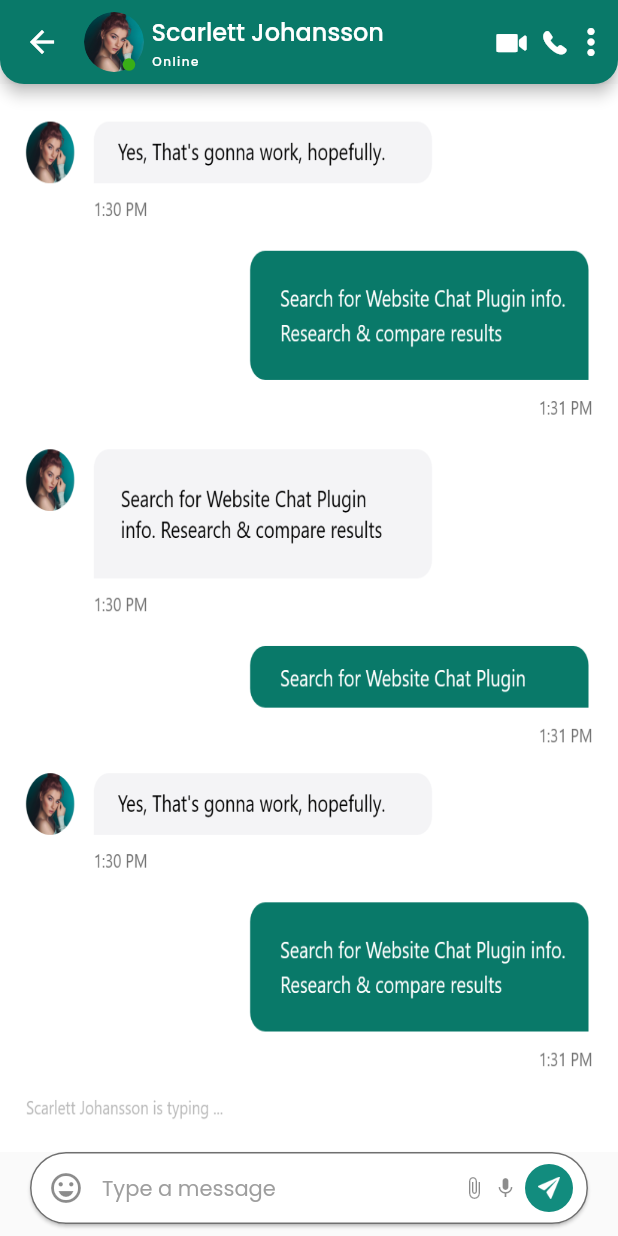
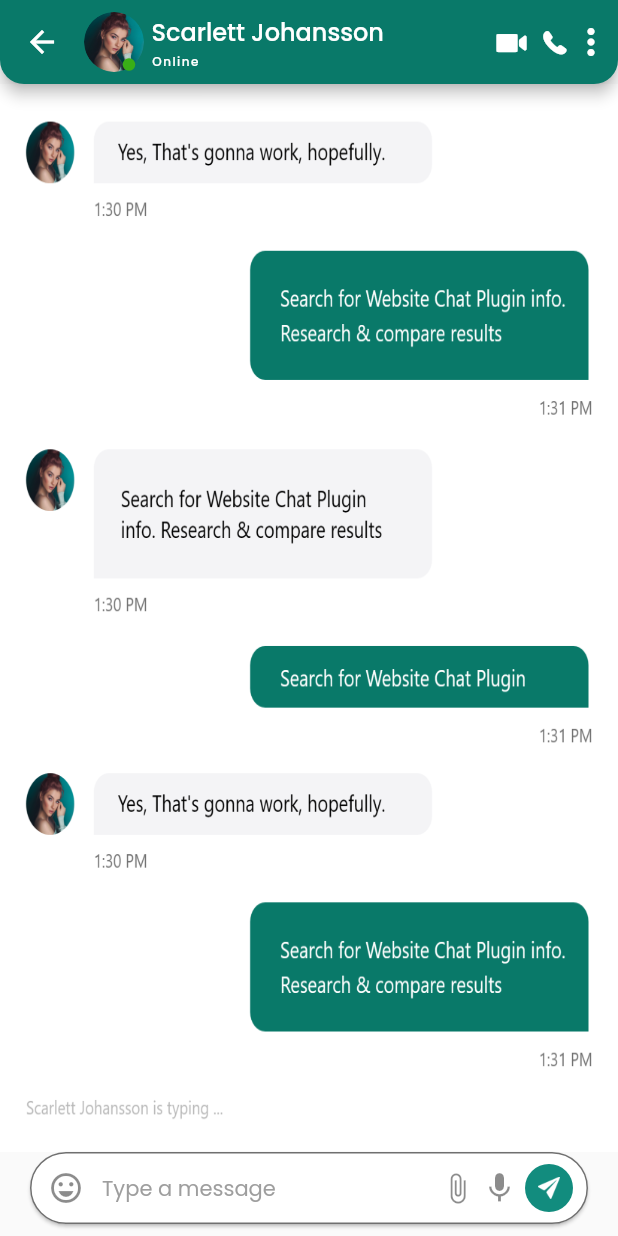
Before and after one commit to Jaydeep-Rathod1/afropeep, a Flutter app: the ChatDetailsScreen screen opened directly, on a phone screen of 412 x 824 dp. Run offline on Flutter 3.47's test engine with Material 2 defaults, Android fonts, the phone set to English and light mode, and no system bars; our stand-ins replace blur, emoji_picker_flutter, fluttertoast, google_fonts, page_transition; missing offline and left inert: dart:html; statements that could not run were skipped.

Commit message:
keyboard changes

```diff
--- a/lib/main.dart
+++ b/lib/main.dart
@@ -41,7 +41,7 @@ class MyApp extends StatelessWidget {
 
         ),
 
-        home: SplashScreen(),
+        home: HomeScreen(),
       ),
     );
   }
--- a/lib/screens/authentication_screens/phone_number_screen.dart
+++ b/lib/screens/authentication_screens/phone_number_screen.dart
@@ -15,7 +15,6 @@ class PhoneNumberScreen extends StatefulWidget {
   @override
   State<PhoneNumberScreen> createState() => _PhoneNumberScreenState();
 }
-
 class _PhoneNumberScreenState extends State<PhoneNumberScreen> {
   final TextEditingController _phoneNumberController = TextEditingController();
   String dropdownvalue = 'CA +1';
--- a/lib/screens/chat_screens/chat_details_screen.dart
+++ b/lib/screens/chat_screens/chat_details_screen.dart
@@ -1,6 +1,7 @@
 import 'package:afropeep/screens/chat_screens/audio_call_screen.dart';
 import 'package:afropeep/screens/chat_screens/video_call_screen.dart';
 import 'package:afropeep/widgets/custom_text.dart';
+import 'package:afropeep/widgets/input_widget.dart';
 import 'package:flutter/cupertino.dart';
 import 'package:flutter/material.dart';
 
@@ -164,7 +165,7 @@ class _ChatDetailsScreenState extends State<ChatDetailsScreen> {
               ),*/
               Expanded(
                   child: Image.asset('assets/images/conversation.png',fit: BoxFit.fill,)),
-              Align(
+              /*Align(
                 alignment: Alignment.bottomCenter,
                 child: Column(
                     mainAxisAlignment: MainAxisAlignment.end,
@@ -173,7 +174,6 @@ class _ChatDetailsScreenState extends State<ChatDetailsScreen> {
                         children: [
                           Container(
                             width: MediaQuery.of(context).size.width ,
-
                             child: Card(
                               margin: EdgeInsets.only(
                                   left: 20, right: 20, bottom: 8),
@@ -296,7 +296,8 @@ class _ChatDetailsScreenState extends State<ChatDetailsScreen> {
                       Container(),
                     ],
                   ),
-                ),
+                ),*/
+                InputWidget()
 
             ],
           ),
--- /dev/null
+++ b/lib/widgets/input_widget.dart
@@ -0,0 +1,296 @@
+
+import 'dart:html';
+import 'dart:io';
+
+import 'package:afropeep/resouces/color_resources.dart';
+import 'package:emoji_picker_flutter/emoji_picker_flutter.dart';
+import 'package:flutter/material.dart';
+
+class InputWidget extends StatefulWidget {
+  @override
+  State<InputWidget> createState() => _InputWidgetState();
+}
+
+class _InputWidgetState extends State<InputWidget> {
+  bool show = false;
+  FocusNode focusNode = FocusNode();
+  bool sendButton = false;
+  List messages = [];
+  TextEditingController _inputKeyboradController = TextEditingController();
+  ScrollController _scrollController = ScrollController();
+  bool emojiShowing = false;
+  @override
+  void initState() {
+    // TODO: implement initState
+    super.initState();
+    focusNode.addListener(() {
+      if (focusNode.hasFocus) {
+        setState(() {
+          show = false;
+        });
+      }
+    });
+  }
+
+  @override
+  Widget build(BuildContext context) {
+    return Align(
+      alignment: Alignment.bottomCenter,
+      child: Column(
+        mainAxisAlignment: MainAxisAlignment.end,
+        children: [
+          Row(
+            children: [
+              Container(
+                width: MediaQuery.of(context).size.width ,
+                child: Card(
+                  margin: EdgeInsets.only(
+                      left: 20, right: 20, bottom: 8),
+                  shape: RoundedRectangleBorder(
+                    side: BorderSide(color: Color(0xff707070), width: 1.0),
+                    borderRadius: BorderRadius.circular(25),
+                  ),
+                  child: TextFormField(
+                    controller: _inputKeyboradController,
+                    focusNode: focusNode,
+                    textAlignVertical: TextAlignVertical.center,
+                    keyboardType: TextInputType.multiline,
+                    maxLines: 5,
+                    minLines: 1,
+                    onTap: (){
+                      setState(() {
+                       if( emojiShowing == true ){
+                         emojiShowing != emojiShowing;
+                       }
+                      });
+                    },
+                    onChanged: (value) {
+                      if (value.length > 0) {
+                        setState(() {
+                          sendButton = true;
+                        });
+                      } else {
+                        setState(() {
+                          sendButton = false;
+                        });
+                      }
+                    },
+                    decoration: InputDecoration(
+                      border: InputBorder.none,
+                      hintText: "Type a message",
+                      hintStyle: TextStyle(color: Colors.grey,fontSize: 14),
+                      prefixIcon: IconButton(
+                        padding: EdgeInsets.zero,
+                        icon: Icon(
+                          show
+                              ? Icons.keyboard
+                              : Icons.emoji_emotions_outlined,
+                        ),
+
+                        onPressed: () {
+                          if (!show) {
+                            // focusNode.unfocus();
+                            FocusManager.instance.primaryFocus.unfocus();
+                            focusNode.canRequestFocus = false;
+                              emojiShowing = !emojiShowing;
+
+                          }
+                          setState(() {
+                            show = !show;
+                          });
+                        },
+                      ),
+                      suffixIcon: Row(
+                        mainAxisSize: MainAxisSize.min,
+                        children: [
+                          IconButton(
+                            padding: EdgeInsets.zero,
+                            constraints: BoxConstraints(),
+                            iconSize: 22,
+                            icon: Icon(Icons.attach_file),
+                            onPressed: () {
+                              showModalBottomSheet(
+                                  backgroundColor:
+                                  Colors.transparent,
+                                  context: context,
+                                  builder: (builder) => Container()
+                                // bottomSheet()
+                              );
+                            },
+                          ),
+                          SizedBox(width: 5,),
+                          IconButton(
+                            icon: Icon(Icons.mic),
+                            iconSize: 24,
+                            padding: EdgeInsets.zero,
+                            constraints: BoxConstraints(),
+                            onPressed: () {
+                              // Navigator.push(
+                              //     context,
+                              //     MaterialPageRoute(
+                              //         builder: (builder) =>
+                              //             CameraApp()));
+                            },
+                          ),
+                          SizedBox(width: 5,),
+                          Padding(
+                            padding: const EdgeInsets.only(right:10),
+                            child: CircleAvatar(
+                              radius: 16,
+                              backgroundColor: Color(0xFF128C7E),
+                              child: GestureDetector(
+                                child: Image.asset('assets/icons/send_icon.png',height: 15,width: 15,),
+                                onTap: () {
+                                  // if (sendButton) {
+                                  //   _scrollController.animateTo(
+                                  //       _scrollController
+                                  //           .position.maxScrollExtent,
+                                  //       duration:
+                                  //       Duration(milliseconds: 300),
+                                  //       curve: Curves.easeOut);
+                                  //   sendMessage(
+                                  //       _controller.text,
+                                  //       widget.sourchat.id,
+                                  //       widget.chatModel.id);
+                                  //   _controller.clear();
+                                  //   setState(() {
+                                  //     sendButton = false;
+                                  //   });
+                                  // }
+                                },
+                              ),
+                            ),
+                          ),
+                        ],
+                      ),
+                      contentPadding: EdgeInsets.all(5),
+                    ),
+                  ),
+                ),
+              ),
+
+            ],
+          ),
+          // show ? emojiSelect() :
+          Offstage(
+            offstage: !emojiShowing,
+            child: SizedBox(
+              height: 250,
+              child: EmojiPicker(
+                  onEmojiSelected: (Category category, Emoji emoji) {
+                    _onEmojiSelected(emoji);
+                  },
+                  onBackspacePressed: _onBackspacePressed,
+                  config: Config(
+                      columns: 7,
+                      // Issue: https://github.com/flutter/flutter/issues/28894
+                      emojiSizeMax: 32 /** (Platform.isIOS ? 1.30 : 1.0)*/,
+                      verticalSpacing: 0,
+                      horizontalSpacing: 0,
+                      gridPadding: EdgeInsets.zero,
+                      initCategory: Category.RECENT,
+                      bgColor: const Color(0xFFF2F2F2),
+                      indicatorColor: ColorResources.primaryColor,
+                      iconColor: Colors.grey,
+                      iconColorSelected: ColorResources.primaryColor,
+                      progressIndicatorColor: ColorResources.primaryColor,
+                      backspaceColor: ColorResources.primaryColor,
+                      skinToneDialogBgColor: Colors.white,
+                      skinToneIndicatorColor: Colors.grey,
+                      enableSkinTones: true,
+                      showRecentsTab: true,
+                      recentsLimit: 28,
+                      replaceEmojiOnLimitExceed: false,
+
+                      noRecents: const Text(
+                        'No Recents',
+                        style: TextStyle(fontSize: 20, color: Colors.black26),
+                        textAlign: TextAlign.center,
+                      ),
+                      tabIndicatorAnimDuration: kTabScrollDuration,
+                      categoryIcons: const CategoryIcons(),
+                      buttonMode: ButtonMode.CUPERTINO)),
+            ),
+          ),
+        ],
+      ),
+    );
+  }
+  _onEmojiSelected(Emoji emoji) {
+    _inputKeyboradController
+      ..text += emoji.emoji
+      ..selection = TextSelection.fromPosition(
+          TextPosition(offset: _inputKeyboradController.text.length));
+  }
+  _onBackspacePressed() {
+    _inputKeyboradController
+      ..text = _inputKeyboradController.text.characters.skipLast(1).toString()
+      ..selection = TextSelection.fromPosition(
+          TextPosition(offset: _inputKeyboradController.text.length));
+  }
+}
+
+
+
+
+/*
+import 'package:flutter/material.dart';
+import 'package:messio/config/Palette.dart';
+
+class InputWidget extends StatelessWidget {
+
+  final TextEditingController textEditingController = new TextEditingController();
+
+  @override
+  Widget build(BuildContext context) {
+    return Container(
+      child: Row(
+        children: <Widget>[
+          Material(
+            child: new Container(
+              margin: new EdgeInsets.symmetric(horizontal: 1.0),
+              child: new IconButton(
+                icon: new Icon(Icons.face),
+                color: Palette.primaryColor,
+              ),
+            ),
+            color: Colors.white,
+          ),
+
+          // Text input
+          Flexible(
+            child: Container(
+              child: TextField(
+                style: TextStyle(color: Palette.primaryTextColor, fontSize: 15.0),
+                controller: textEditingController,
+                decoration: InputDecoration.collapsed(
+                  hintText: 'Type a message',
+                  hintStyle: TextStyle(color: Palette.greyColor),
+                ),
+              ),
+            ),
+          ),
+
+          // Send Message Button
+          Material(
+            child: new Container(
+              margin: new EdgeInsets.symmetric(horizontal: 8.0),
+              child: new IconButton(
+                icon: new Icon(Icons.send),
+                onPressed: () => {},
+                color: Palette.primaryColor,
+              ),
+            ),
+            color: Colors.white,
+          ),
+        ],
+      ),
+      width: double.infinity,
+      height: 50.0,
+      decoration: new BoxDecoration(
+          border: new Border(
+              top: new BorderSide(color: Palette.greyColor, width: 0.5)),
+          color: Colors.white),
+    );
+  }
+}*/
--- a/pubspec.yaml
+++ b/pubspec.yaml
@@ -37,6 +37,7 @@ dependencies:
   google_fonts:
   provider: ^6.0.3
   fluttertoast:
+  emoji_picker_flutter:
   blur:
   # The following adds the Cupertino Icons font to your application.
   # Use with the CupertinoIcons class for iOS style icons.
```
Also changed, not shown: lib/screens/authentication_screens/login_screen.dart (+10 -9 lines), pubspec.lock.
